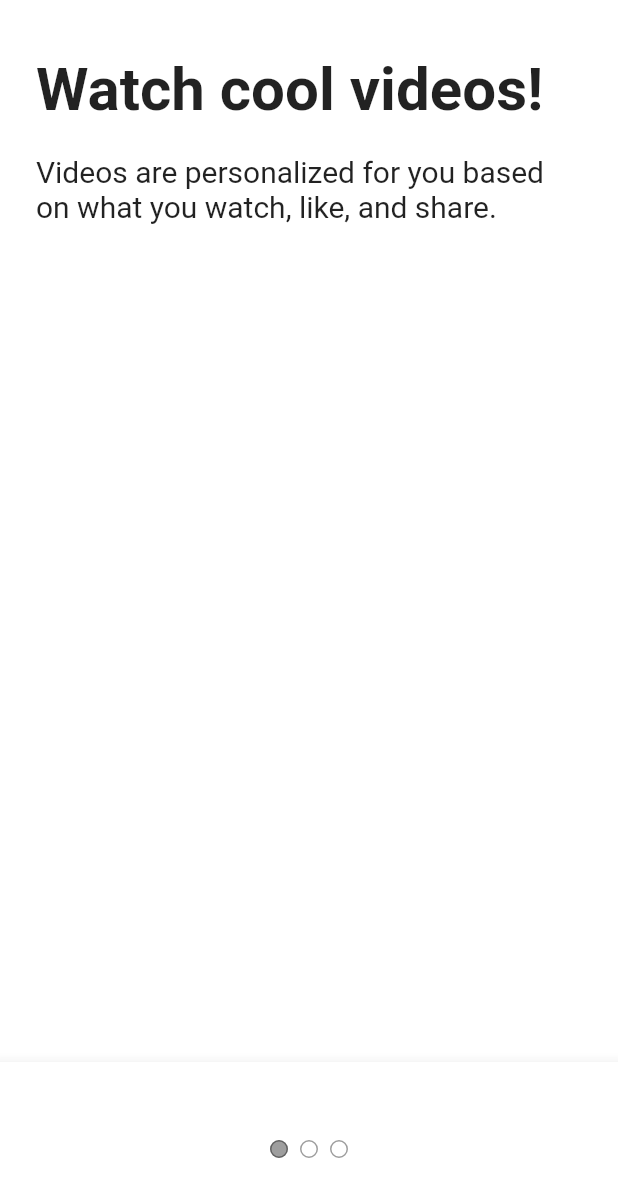
After one commit to ikang9712/tiktok-clone, a Flutter app: the screen it shows after launch, after a tap on "Next", on a phone screen of 412 x 824 dp. The commit adds this screen. Shown: the top 1197 px of the screen. Run offline on Flutter 3.47's test engine with Material 2 defaults, Android fonts, the phone set to English and light mode, and no system bars; our stand-ins replace font_awesome_flutter.

Commit message:
tutorial screen with defaultTabController

```diff
--- a/lib/features/onboarding/interests_screen.dart
+++ b/lib/features/onboarding/interests_screen.dart
@@ -2,6 +2,7 @@ import 'package:flutter/material.dart';
 import 'package:tiktok_clone/constants/gaps.dart';
 import 'package:tiktok_clone/constants/sizes.dart';
 import 'package:tiktok_clone/features/authentication/widgets/interest_button.dart';
+import 'package:tiktok_clone/features/onboarding/tutorial_screen.dart';
 
 class InterestsScreen extends StatefulWidget {
   const InterestsScreen({Key? key}) : super(key: key);
@@ -24,6 +25,11 @@ class _InterestsScreenState extends State<InterestsScreen> {
         _showTitle = false;
       });
     }
+  }
+
+  void _onNextTap() {
+    Navigator.push(context,
+        MaterialPageRoute(builder: ((context) => const TutorialScreen())));
   }
 
   @override
@@ -97,6 +103,8 @@ class _InterestsScreenState extends State<InterestsScreen> {
               left: Sizes.size24,
               right: Sizes.size24,
             ),
+            child: GestureDetector(
+              onTap: _onNextTap,
               child: Container(
                 padding: const EdgeInsets.symmetric(vertical: Sizes.size20),
                 decoration: BoxDecoration(
@@ -108,6 +116,7 @@ class _InterestsScreenState extends State<InterestsScreen> {
                   style: TextStyle(
                     color: Colors.white,
                     fontSize: Sizes.size16,
+                  ),
                 ),
               ),
             ),
--- /dev/null
+++ b/lib/features/onboarding/tutorial_screen.dart
@@ -0,0 +1,103 @@
+import 'package:flutter/material.dart';
+import 'package:tiktok_clone/constants/gaps.dart';
+import 'package:tiktok_clone/constants/sizes.dart';
+
+class TutorialScreen extends StatefulWidget {
+  const TutorialScreen({Key? key}) : super(key: key);
+
+  @override
+  _TutorialScreenState createState() => _TutorialScreenState();
+}
+
+class _TutorialScreenState extends State<TutorialScreen> {
+  @override
+  Widget build(BuildContext context) {
+    return DefaultTabController(
+      length: 3,
+      child: Scaffold(
+        body: SafeArea(
+          child: TabBarView(children: [
+            Padding(
+              padding: const EdgeInsets.symmetric(horizontal: Sizes.size24),
+              child: Column(
+                  crossAxisAlignment: CrossAxisAlignment.start,
+                  children: const [
+                    Gaps.v36,
+                    Text(
+                      "Watch cool videos!",
+                      style: TextStyle(
+                        fontSize: Sizes.size40,
+                        fontWeight: FontWeight.bold,
+                      ),
+                    ),
+                    Gaps.v20,
+                    Text(
+                      "Videos are personalized for you based on what you watch, like, and share.",
+                      style: TextStyle(
+                        fontSize: Sizes.size20,
+                      ),
+                    ),
+                  ]),
+            ),
+            Padding(
+              padding: const EdgeInsets.symmetric(horizontal: Sizes.size24),
+              child: Column(
+                  crossAxisAlignment: CrossAxisAlignment.start,
+                  children: const [
+                    Gaps.v36,
+                    Text(
+                      "Follow the rules!",
+                      style: TextStyle(
+                        fontSize: Sizes.size40,
+                        fontWeight: FontWeight.bold,
+                      ),
+                    ),
+                    Gaps.v20,
+                    Text(
+                      "Videos are personalized for you based on what you watch, like, and share.",
+                      style: TextStyle(
+                        fontSize: Sizes.size20,
+                      ),
+                    ),
+                  ]),
+            ),
+            Padding(
+              padding: const EdgeInsets.symmetric(horizontal: Sizes.size24),
+              child: Column(
+                  crossAxisAlignment: CrossAxisAlignment.start,
+                  children: const [
+                    Gaps.v36,
+                    Text(
+                      "Enjoy the ride",
+                      style: TextStyle(
+                        fontSize: Sizes.size40,
+                        fontWeight: FontWeight.bold,
+                      ),
+                    ),
+                    Gaps.v20,
+                    Text(
+                      "Videos are personalized for you based on what you watch, like, and share.",
+                      style: TextStyle(
+                        fontSize: Sizes.size20,
+                      ),
+                    ),
+                  ]),
+            ),
+          ]),
+        ),
+        bottomNavigationBar: BottomAppBar(
+            child: Container(
+          padding: const EdgeInsets.symmetric(
+            vertical: Sizes.size48,
+          ),
+          child:
+              Row(mainAxisAlignment: MainAxisAlignment.center, children: const [
+            TabPageSelector(
+              selectedColor: Colors.black38,
+            )
+          ]),
+        )),
+      ),
+    );
+  }
+}
```
Lines whose indentation alone changed are shown as unchanged.
